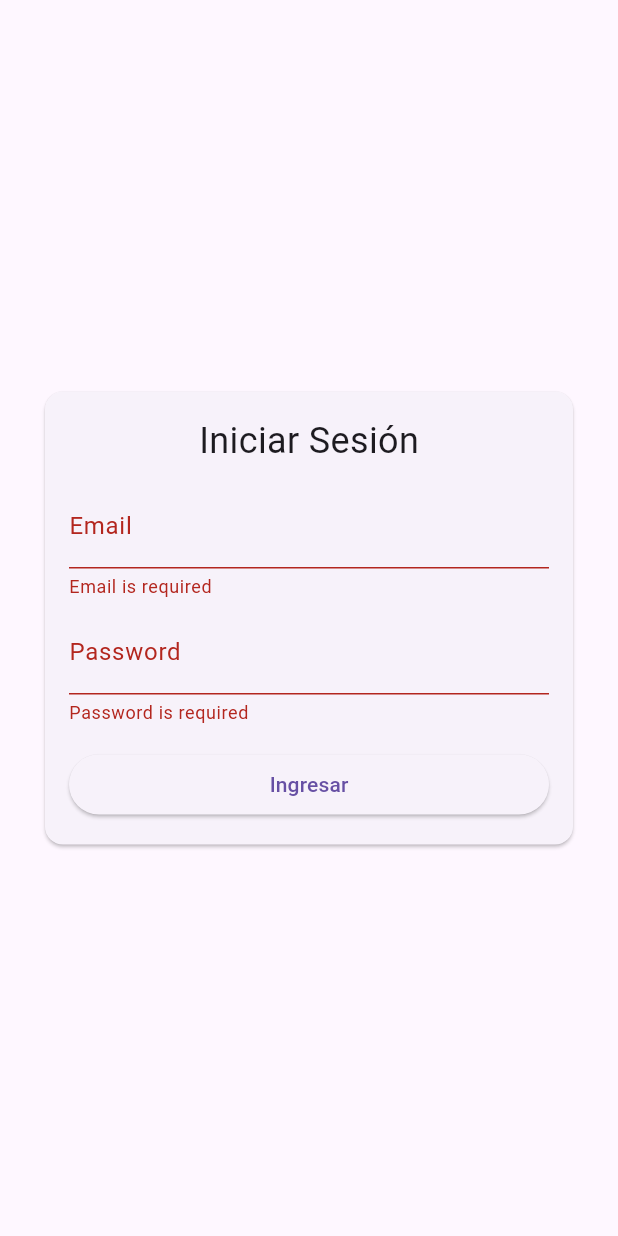
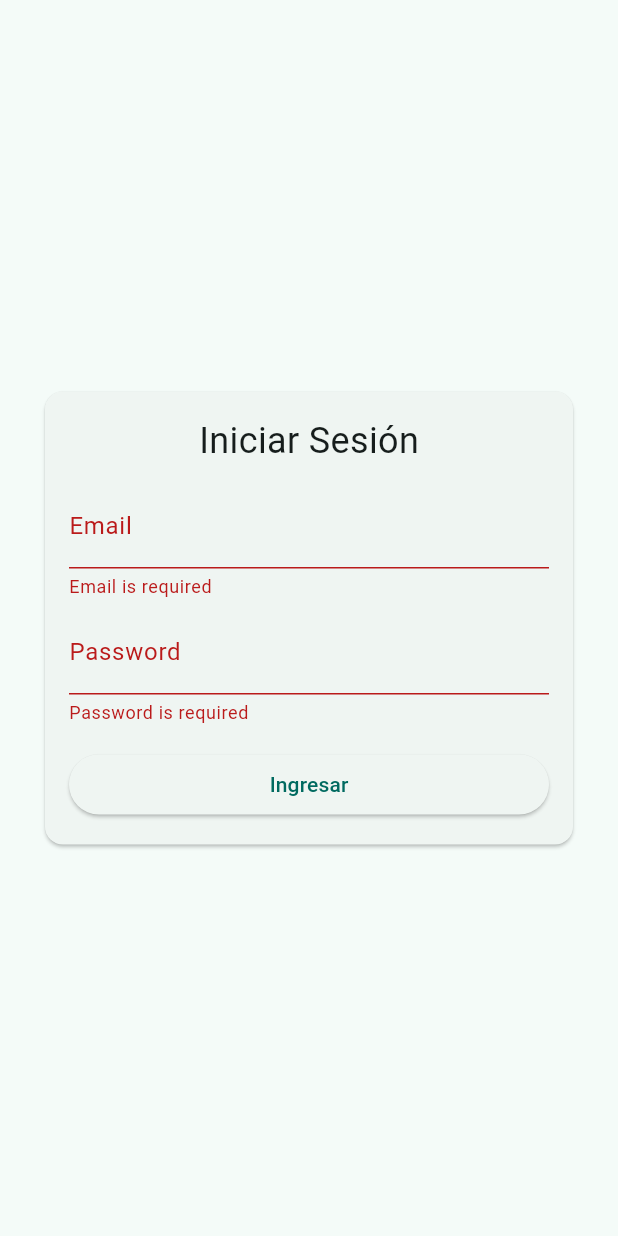
Before and after one commit to edinsonsan/siged_app, a Flutter app: the screen it shows after launch, after a tap on "Ingresar", on a phone screen of 412 x 824 dp. Run offline on Flutter 3.47's test engine with Material 3 defaults, Android fonts, the phone set to English and light mode, and no system bars; our stand-ins replace bloc, dio, equatable, file_picker, fl_chart, flutter_bloc and 5 more.

Commit message:
Implement theme management with SettingsCubit and StorageService, update main app structure, and enhance home screen with theme toggle functionality

```diff
--- /dev/null
+++ b/lib/core/utils/storage_service.dart
@@ -0,0 +1,21 @@
+import 'package:shared_preferences/shared_preferences.dart';
+import 'package:flutter/material.dart';
+
+class StorageService {
+  static const _themeKey = 'pref_theme_mode';
+
+  /// Save ThemeMode as a string: 'light' or 'dark'
+  static Future<void> saveThemeMode(ThemeMode mode) async {
+    final prefs = await SharedPreferences.getInstance();
+    final value = mode == ThemeMode.dark ? 'dark' : 'light';
+    await prefs.setString(_themeKey, value);
+  }
+
+  /// Load ThemeMode. Defaults to ThemeMode.light if not set.
+  static Future<ThemeMode> loadThemeMode() async {
+    final prefs = await SharedPreferences.getInstance();
+    final value = prefs.getString(_themeKey);
+    if (value == 'dark') return ThemeMode.dark;
+    return ThemeMode.light;
+  }
+}
--- a/lib/domain/repositories/tramite_repository.dart
+++ b/lib/domain/repositories/tramite_repository.dart
@@ -62,7 +62,9 @@ class TramiteRepository {
       list = data.map((e) => TramiteModel.fromJson(e as Map<String, dynamic>)).toList();
       total = list.length;
     } else if (data is Map<String, dynamic>) {
-      if (data['data'] is List) {
+      if (data['items'] is List) { // <-- ¡CAMBIO CRUCIAL!
+        list = (data['items'] as List).map((e) => TramiteModel.fromJson(e as Map<String, dynamic>)).toList();
+      } else if (data['data'] is List) { // Mantiene la compatibilidad con 'data'
         list = (data['data'] as List).map((e) => TramiteModel.fromJson(e as Map<String, dynamic>)).toList();
       }
       if (data['total'] != null) {
--- a/lib/main.dart
+++ b/lib/main.dart
@@ -19,6 +19,7 @@ import 'presentation/home/home_screen.dart';
 import 'presentation/tramites/dashboard_screen.dart';
 import 'presentation/tramites/bandeja_tramites_screen.dart';
 import 'presentation/tramites/tramite_detail_screen.dart';
+import 'presentation/settings/settings_cubit.dart';
 import 'presentation/admin/admin_users_screen.dart';
 
 Future<void> main() async {
@@ -48,7 +49,12 @@ Future<void> main() async {
           cubit.checkAuthStatus();
           return cubit;
         },
-        child: const MainApp(),
+        child: MultiBlocProvider(
+          providers: [
+            BlocProvider(create: (_) => SettingsCubit()),
+          ],
+          child: const MainApp(),
+        ),
       ),
     ),
   );
@@ -59,6 +65,9 @@ class MainApp extends StatelessWidget {
 
   @override
   Widget build(BuildContext context) {
+    final settingsState = context.watch<SettingsCubit>().state;
+    final themeMode = settingsState.themeMode;
+
     final router = GoRouter(
       initialLocation: '/',
       refreshListenable: _AuthChangeNotifier(context.read<AuthCubit>()),
@@ -153,6 +162,17 @@ class MainApp extends StatelessWidget {
 
     return MaterialApp.router(
       debugShowCheckedModeBanner: false,
+      theme: ThemeData(
+        colorScheme: ColorScheme.fromSeed(seedColor: Colors.teal),
+        useMaterial3: true,
+        brightness: Brightness.light,
+      ),
+      darkTheme: ThemeData(
+        colorScheme: ColorScheme.fromSeed(seedColor: Colors.teal, brightness: Brightness.dark),
+        useMaterial3: true,
+        brightness: Brightness.dark,
+      ),
+      themeMode: themeMode,
       routerDelegate: router.routerDelegate,
       routeInformationParser: router.routeInformationParser,
       routeInformationProvider: router.routeInformationProvider,
--- /dev/null
+++ b/lib/presentation/settings/settings_cubit.dart
@@ -0,0 +1,25 @@
+import 'package:bloc/bloc.dart';
+import 'package:flutter/material.dart';
+import '../../core/utils/storage_service.dart';
+
+class SettingsState {
+  final ThemeMode themeMode;
+  SettingsState({required this.themeMode});
+}
+
+class SettingsCubit extends Cubit<SettingsState> {
+  SettingsCubit() : super(SettingsState(themeMode: ThemeMode.light)) {
+    _load();
+  }
+
+  Future<void> _load() async {
+    final mode = await StorageService.loadThemeMode();
+    emit(SettingsState(themeMode: mode));
+  }
+
+  Future<void> toggleTheme() async {
+    final newMode = state.themeMode == ThemeMode.dark ? ThemeMode.light : ThemeMode.dark;
+    emit(SettingsState(themeMode: newMode));
+    await StorageService.saveThemeMode(newMode);
+  }
+}
--- a/pubspec.yaml
+++ b/pubspec.yaml
@@ -19,6 +19,7 @@ dependencies:
   fl_chart: ^0.63.0
   timeline_tile: ^2.0.0
   file_picker: ^10.3.3
+  shared_preferences: ^2.5.3
 
 dev_dependencies:
   flutter_test:
```
Also changed, not shown: lib/presentation/home/home_screen.dart (+8 -0 lines), pubspec.lock, 3 other files.
